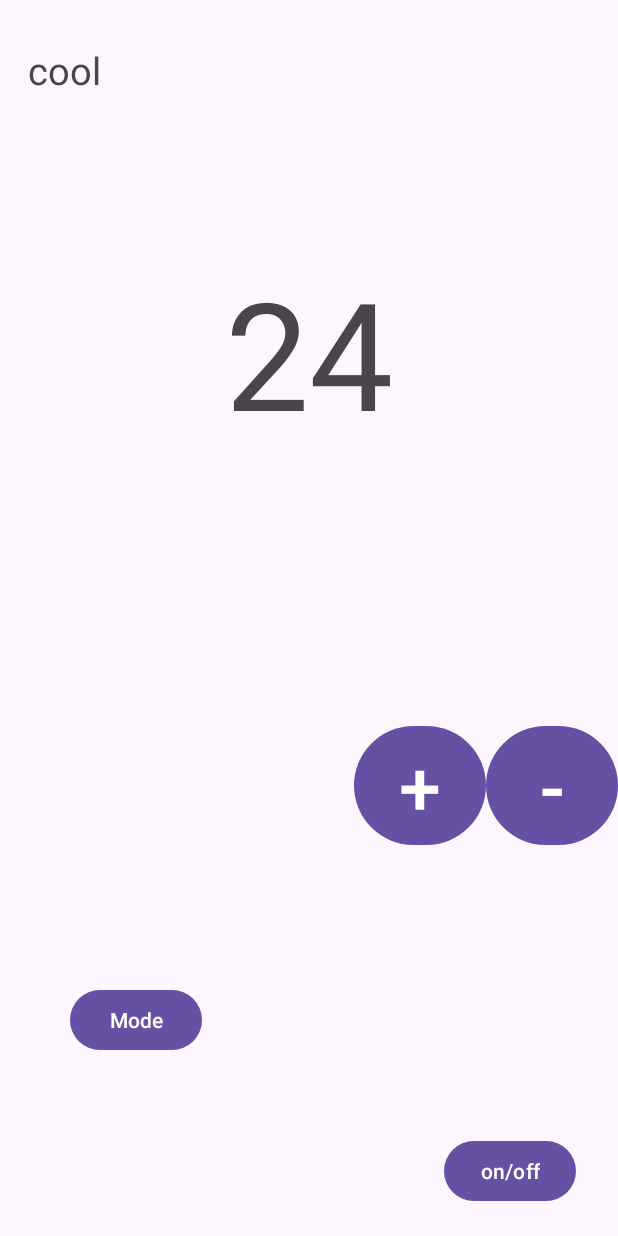
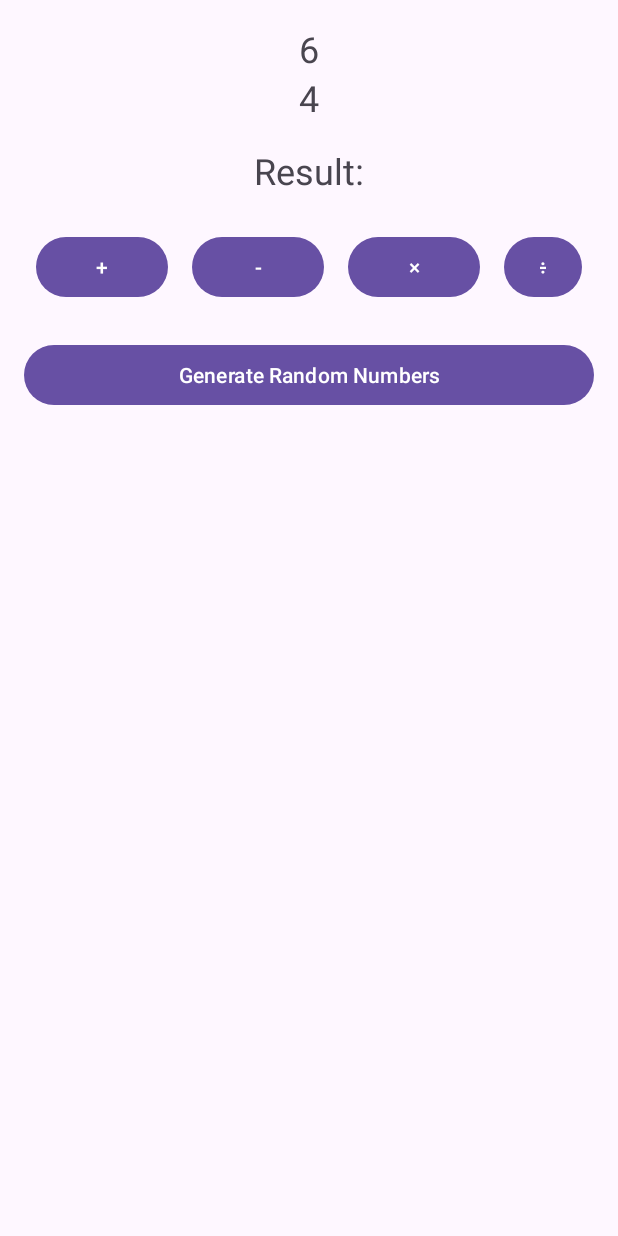
Before and after one commit to Mohmed331/mohamed, an Android app: the screen it shows after launch (MainActivity), on a phone screen of 412 x 824 dp. Run offline under Robolectric (Android 15) with nearby library versions, the phone set to English and light mode, and no system bars.

Commit message:
first ccc

```diff
--- a/app/src/main/java/com/example/myapplication1/MainActivity.java
+++ b/app/src/main/java/com/example/myapplication1/MainActivity.java
@@ -1,66 +1,89 @@
 package com.example.myapplication1;
 
+
+
+import androidx.appcompat.app.AppCompatActivity;
 import android.os.Bundle;
 import android.view.View;
+import android.widget.Button;
+import android.widget.EditText;
 import android.widget.TextView;
 
-import androidx.activity.EdgeToEdge;
-import androidx.appcompat.app.AppCompatActivity;
-import androidx.core.graphics.Insets;
-import androidx.core.view.ViewCompat;
-import androidx.core.view.WindowInsetsCompat;
+import java.util.Random;
 
 public class MainActivity extends AppCompatActivity {
 
-    private boolean isOn = true;
-    private int mode = 1;
-    private TextView tvmode,tvtemp;
-
-    private int temp;
-
+    private int num1, num2;
+    private TextView resultView, num1View, num2View;
+    private Button addButton, subtractButton, multiplyButton, divideButton, randomizeButton;
 
     @Override
     protected void onCreate(Bundle savedInstanceState) {
         super.onCreate(savedInstanceState);
         setContentView(R.layout.activity_main);
-        tvmode = findViewById(R.id.tvmode);
-        temp = 24;
-        tvtemp=findViewById(R.id.tvTemp);
 
+        num1View = findViewById(R.id.num1View);
+        num2View = findViewById(R.id.num2View);
+        resultView = findViewById(R.id.resultView);
+        addButton = findViewById(R.id.addButton);
+        subtractButton = findViewById(R.id.subtractButton);
+        multiplyButton = findViewById(R.id.multiplyButton);
+        divideButton = findViewById(R.id.divideButton);
+        randomizeButton = findViewById(R.id.randomizeButton);
 
+        generateRandomNumbers();
 
+        addButton.setOnClickListener(new View.OnClickListener() {
+            @Override
+            public void onClick(View v) {
+                int result = num1 + num2;
+                resultView.setText("Result: " + result);
+            }
+        });
+
+        subtractButton.setOnClickListener(new View.OnClickListener() {
+            @Override
+            public void onClick(View v) {
+                int result = num1 - num2;
+                resultView.setText("Result: " + result);
+            }
+        });
+
+        multiplyButton.setOnClickListener(new View.OnClickListener() {
+            @Override
+            public void onClick(View v) {
+                int result = num1 * num2;
+                resultView.setText("Result: " + result);
+            }
+        });
+
+        divideButton.setOnClickListener(new View.OnClickListener() {
+            @Override
+            public void onClick(View v) {
+                if (num2 != 0) {
+                    double result = (double) num1 / num2;
+                    resultView.setText("Result: " + result);
+                } else {
+                    resultView.setText("Can't divide by zero!");
+                }
+            }
+        });
+
+        randomizeButton.setOnClickListener(new View.OnClickListener() {
+            @Override
+            public void onClick(View v) {
+                generateRandomNumbers();
+            }
+        });
     }
 
+    private void generateRandomNumbers() {
+        Random random = new Random();
+        num1 = random.nextInt(10);
+        num2 = random.nextInt(10);
 
-    public void checkMode(View view) {
-        if (isOn&&mode==1) {
-            mode = 2;
-
-            tvmode.setText("heat");
-        } else {
-            mode = 1;
-
-            tvmode.setText("cool");
-        }
-    }
-    public void checkstatus(View view) {
-        if (isOn) {
-            isOn = false;
-        } else {
-            isOn = true;
-        }
-    }
-
-    public void m1(View view) {
-        if (  isOn&&temp > 16 ) {
-            temp--;
-            tvtemp.setText(String.valueOf(temp));
-        }
-    }
-    public void pu1(View view) {
-        if (  isOn&&temp < 30 ) {
-            temp++;
-            tvtemp.setText(String.valueOf(temp));
-        }
+        num1View.setText(String.valueOf(num1));
+        num2View.setText(String.valueOf(num2));
+        resultView.setText("Result:");
     }
 }
--- a/app/src/main/res/layout/activity_main.xml
+++ b/app/src/main/res/layout/activity_main.xml
@@ -1,95 +1,79 @@
 <?xml version="1.0" encoding="utf-8"?>
-<androidx.constraintlayout.widget.ConstraintLayout xmlns:android="http://schemas.android.com/apk/res/android"
-    xmlns:app="http://schemas.android.com/apk/res-auto"
-    xmlns:tools="http://schemas.android.com/tools"
-    android:id="@+id/main"
+<LinearLayout
+    xmlns:android="http://schemas.android.com/apk/res/android"
     android:layout_width="match_parent"
     android:layout_height="match_parent"
-    tools:context=".MainActivity">
-    <LinearLayout
-        android:id="@+id/linearLayout"
+    android:orientation="vertical"
+    android:padding="16dp">
+
+    <TextView
+        android:id="@+id/num1View"
         android:layout_width="wrap_content"
         android:layout_height="wrap_content"
-        android:layout_marginTop="480dp"
-        android:orientation="horizontal"
-        app:layout_constraintEnd_toEndOf="parent"
-        app:layout_constraintHorizontal_bias="1.0"
-        app:layout_constraintStart_toStartOf="parent"
-        app:layout_constraintTop_toTopOf="parent">
+        android:text="num1"
+        android:textSize="24sp"
+        android:layout_gravity="center_horizontal"/>
+
+    <TextView
+        android:id="@+id/num2View"
+        android:layout_width="wrap_content"
+        android:layout_height="wrap_content"
+        android:text="num2"
+        android:textSize="24sp"
+        android:layout_gravity="center_horizontal"
+        android:layout_marginBottom="16dp"/>
 
 
-        <Button
-            android:id="@+id/btnPlus"
-            android:layout_width="0dp"
-            android:layout_height="match_parent"
-            android:layout_weight="1"
-            android:text="+"
-            android:textSize="50sp"
-            android:onClick="pu1"/>
+    <TextView
+        android:id="@+id/resultView"
+        android:layout_width="wrap_content"
+        android:layout_height="wrap_content"
+        android:text="Result"
+        android:textSize="24sp"
+        android:layout_gravity="center_horizontal"
+        android:layout_marginBottom="16dp"/>
+
+
+    <LinearLayout
+        android:layout_width="match_parent"
+        android:layout_height="wrap_content"
+        android:orientation="horizontal"
+        android:gravity="center">
 
         <Button
-            android:id="@+id/btnMin"
-            android:textSize="50sp"
+            android:id="@+id/addButton"
+            android:layout_width="wrap_content"
+            android:layout_height="wrap_content"
+            android:text="+"
+            android:layout_margin="8dp"/>
+
+        <Button
+            android:id="@+id/subtractButton"
+            android:layout_width="wrap_content"
+            android:layout_height="wrap_content"
             android:text="-"
-            android:layout_width="0dp"
-            android:layout_height="match_parent"
-            android:layout_weight="1"
-            android:onClick="m1"
+            android:layout_margin="8dp"/>
 
-            />
+        <Button
+            android:id="@+id/multiplyButton"
+            android:layout_width="wrap_content"
+            android:layout_height="wrap_content"
+            android:text="×"
+            android:layout_margin="8dp"/>
+
+        <Button
+            android:id="@+id/divideButton"
+            android:layout_width="wrap_content"
+            android:layout_height="wrap_content"
+            android:text="÷"
+            android:layout_margin="8dp"/>
+    </LinearLayout>
 
 
-    </LinearLayout>
-
-    <TextView
-        android:id="@+id/tvmode"
-        android:layout_width="89dp"
-        android:layout_height="41dp"
-        android:layout_marginStart="34dp"
-        android:layout_marginTop="29dp"
-        android:layout_marginEnd="320dp"
-        android:text="cool"
-        android:textSize="25sp"
-        app:layout_constraintEnd_toEndOf="parent"
-        app:layout_constraintStart_toStartOf="parent"
-        app:layout_constraintTop_toTopOf="parent" />
-    <TextView
-        android:id="@+id/tvTemp"
-        android:layout_width="wrap_content"
+    <Button
+        android:id="@+id/randomizeButton"
+        android:layout_width="match_parent"
         android:layout_height="wrap_content"
-        android:layout_marginStart="176dp"
-        android:layout_marginTop="168dp"
-        android:layout_marginEnd="177dp"
-        android:text="24"
-        android:textSize="100sp"
-        app:layout_constraintEnd_toEndOf="parent"
-        app:layout_constraintHorizontal_bias="0.49"
-        app:layout_constraintStart_toStartOf="parent"
-        app:layout_constraintTop_toTopOf="parent" />
-
-    <Button
-        android:id="@+id/button1"
-        android:layout_width="wrap_content"
-        android:layout_height="wrap_content"
-        android:layout_marginStart="44dp"
-        android:layout_marginTop="176dp"
-        android:layout_marginEnd="277dp"
-        android:onClick="checkMode"
-        android:text="Mode"
-        app:layout_constraintEnd_toEndOf="parent"
-        app:layout_constraintHorizontal_bias="1.0"
-        app:layout_constraintStart_toStartOf="parent"
-        app:layout_constraintTop_toTopOf="@+id/linearLayout" />
-
-    <Button
-        android:id="@+id/button2"
-        android:layout_width="wrap_content"
-        android:layout_height="wrap_content"
-        android:layout_marginEnd="28dp"
-        android:layout_marginBottom="19dp"
-        android:text="on/off"
-        android:onClick="checkstatus"
-        app:layout_constraintEnd_toEndOf="parent"
-        app:layout_constraintBottom_toBottomOf="parent" />
-
-</androidx.constraintlayout.widget.ConstraintLayout>
+        android:text="Generate Random Numbers"
+        android:layout_marginTop="16dp"/>
+</LinearLayout>
```
